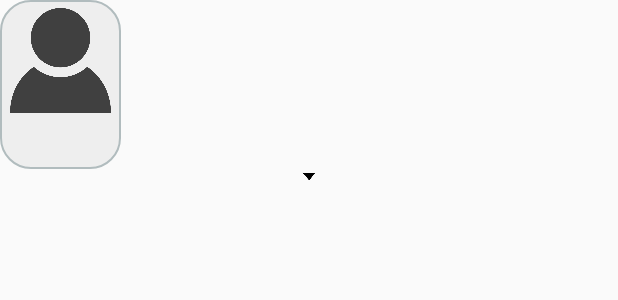
After one commit to krisek101/PlaceToMeet, an Android app: the layout marker_info_window_persons.xml on its own in the app's theme, with its tools: preview values and no code run, on a phone screen of 412 x 824 dp. The commit adds this screen. Shown: the top 300 px of the screen. Run offline under Robolectric (Android 15) with nearby library versions, the phone set to English and light mode, and no system bars; network calls fail.

Commit message:
Scrolling long texts, added avatars system, some design changes

```diff
--- a/app/src/main/java/com/brgk/placetomeet/activities/FavouritesActivity.java
+++ b/app/src/main/java/com/brgk/placetomeet/activities/FavouritesActivity.java
@@ -4,6 +4,7 @@ import android.content.Intent;
 import android.os.Bundle;
 import android.support.v7.app.AppCompatActivity;
 import android.util.Log;
+import android.view.View;
 import android.widget.ListView;
 
 import com.brgk.placetomeet.R;
@@ -31,6 +32,9 @@ public class FavouritesActivity extends AppCompatActivity {
 
         ArrayList<PersonElement> favs = getIntent().getParcelableArrayListExtra("Fav");
         added = getIntent().getIntegerArrayListExtra("Added");
+        if(!favs.isEmpty()){
+            findViewById(R.id.no_favourites_info).setVisibility(View.INVISIBLE);
+        }
 
         Log.d("MACIEK_DEBUG", "otheractivity: " + favs.toString());
 
--- a/app/src/main/java/com/brgk/placetomeet/models/ListenerElement.java
+++ b/app/src/main/java/com/brgk/placetomeet/models/ListenerElement.java
@@ -40,6 +40,7 @@ public class ListenerElement {
                 parentActivity.radiusText.setText(progress + "m");
                 if (parentActivity.centerCircle != null) {
                     parentActivity.centerCircle.setRadius(progress);
+                    parentActivity.centerOfCircle.setRadius(progress/30);
                 }
                 parentActivity.updateList(parentActivity.places);
             }
--- a/app/src/main/java/com/brgk/placetomeet/models/RequestToQueue.java
+++ b/app/src/main/java/com/brgk/placetomeet/models/RequestToQueue.java
@@ -109,9 +109,10 @@ public class RequestToQueue {
         } catch (UnsupportedEncodingException e) {
             e.printStackTrace();
         }
-        urlString.append("&language=pl&location=" + mapActivity.center.latitude + "," + mapActivity.center.longitude + "&radius=" + Constants.RADIUS);
+        urlString.append("&language=pl&location=" + mapActivity.center.latitude + "," + mapActivity.center.longitude);
         urlString.append("&key=" + Constants.API_KEY);
-        //urlString.append("&rankBy=distance");
+        //urlString.append("&radius=" + Constants.RADIUS);
+        urlString.append("&rankby=distance");
         setLink(urlString.toString());
     }
 
--- /dev/null
+++ b/app/src/main/res/drawable/info_window_rounded.xml
@@ -0,0 +1,7 @@
+<?xml version="1.0" encoding="UTF-8"?>
+<shape xmlns:android="http://schemas.android.com/apk/res/android">
+    <solid android:color="@color/colorPlaces"/>
+    <stroke android:width="1dip" android:color="#B1BCBE" />
+    <corners android:bottomRightRadius="20dip" android:topRightRadius="20dip" android:bottomLeftRadius="20dip" android:topLeftRadius="20dip"/>
+    <padding android:left="0dip" android:top="0dip" android:right="0dip" android:bottom="0dip" />
+</shape>
--- /dev/null
+++ b/app/src/main/res/layout/marker_info_window_persons.xml
@@ -0,0 +1,42 @@
+<?xml version="1.0" encoding="utf-8"?>
+<RelativeLayout xmlns:android="http://schemas.android.com/apk/res/android"
+    android:layout_width="fill_parent"
+    android:layout_height="wrap_content"
+    android:orientation="vertical">
+
+    <RelativeLayout
+        android:layout_width="wrap_content"
+        android:layout_height="wrap_content"
+        android:background="@drawable/info_window_rounded"
+        android:padding="5dp"
+        android:id="@+id/content">
+
+        <ImageView
+            android:id="@+id/avatar"
+            android:layout_width="70dp"
+            android:layout_height="70dp"
+            android:layout_centerHorizontal="true"
+            android:layout_marginBottom="10dp"
+            android:src="@drawable/default_person" />
+
+        <TextView
+            android:id="@+id/title"
+            android:layout_width="wrap_content"
+            android:layout_height="wrap_content"
+            android:layout_below="@+id/avatar"
+            android:layout_centerHorizontal="true"
+            android:gravity="center"
+            android:maxLines="3"
+            android:maxWidth="160dp"
+            android:textColor="#000"
+            android:textSize="16sp" />
+    </RelativeLayout>
+
+    <ImageView
+        android:layout_width="20dp"
+        android:layout_height="10dp"
+        android:layout_centerHorizontal="true"
+        android:layout_below="@+id/content"
+        android:src="@drawable/icona" />
+
+</RelativeLayout>
```
Also changed, not shown: app/src/main/java/com/brgk/placetomeet/activities/MapActivity.java (+11 -4 lines), app/src/main/java/com/brgk/placetomeet/adapters/MarkerInfoWindowAdapter.java (added, +66 -0 lines), app/src/main/java/com/brgk/placetomeet/adapters/PersonAdapter.java (+34 -12 lines), app/src/main/java/com/brgk/placetomeet/models/PersonElement.java (+9 -0 lines), app/src/main/res/layout/activity_favourites.xml (+11 -0 lines), app/src/main/res/layout/marker_info_window.xml (added, +34 -0 lines), app/src/main/res/layout/right_slider_item.xml (+30 -7 lines), app/src/main/res/drawable/default_person.png (added), app/src/main/res/drawable/icona.png (added).
